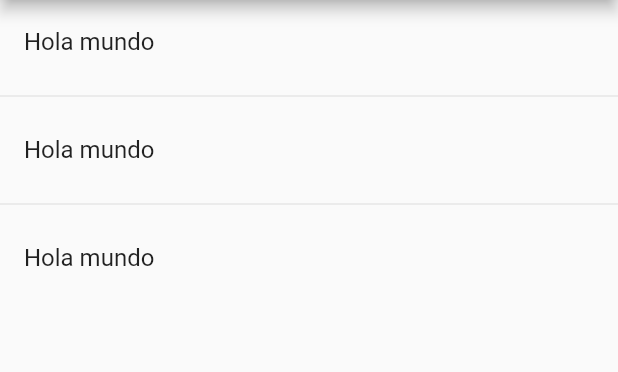
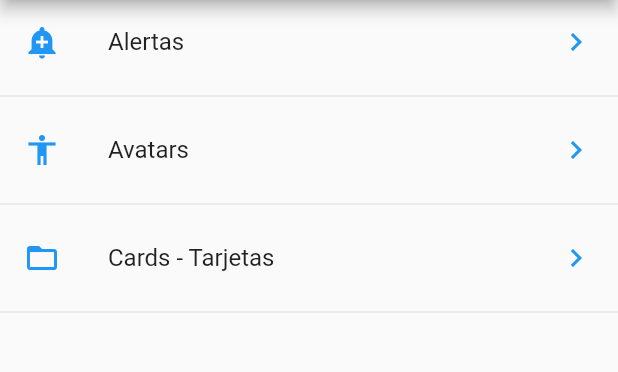
Before and after one commit to edjavu/Flutter-projects, a Flutter app: the screen it shows after launch, on a phone screen of 412 x 824 dp, the part 84-456 px from its top. Run offline on Flutter 3.47's test engine with Material 2 defaults, Android fonts, the phone set to English and light mode, and no system bars.

Commit message:
[UPD] Continuacion del curso de flutter 72

```diff
--- a/componentes_flutter/lib/main.dart
+++ b/componentes_flutter/lib/main.dart
@@ -1,7 +1,9 @@
-import 'package:componentes_flutter/src/pages/home_page.dart';
 //import 'package:componentes_flutter/src/pages/home_temp.dart';
+import 'package:componentes_flutter/src/pages/card_page.dart';
 import 'package:flutter/material.dart';
 
+import 'package:componentes_flutter/src/pages/alert_page.dart';
+import 'package:componentes_flutter/src/routes/routes.dart';
 void main() => runApp(MyApp());
 
 class MyApp extends StatelessWidget {
@@ -11,7 +13,15 @@ class MyApp extends StatelessWidget {
     return MaterialApp(
       title: 'Componentes App',
       debugShowCheckedModeBanner: false,
-      home: HomePage()
+      // home: HomePage()
+      initialRoute: '/',
+      routes: getApplicationRoutes(),
+      // onGenerateRoute: (RouteSettings settings){
+      //   print('Llamada a ${settings.name}');
+      //   return MaterialPageRoute(
+      //     builder: (BuildContext context) => CardPage();
+      //   );
+      // },
     );
   }
 }
--- a/componentes_flutter/lib/src/pages/home_page.dart
+++ b/componentes_flutter/lib/src/pages/home_page.dart
@@ -1,4 +1,7 @@
-import 'package:componentes_flutter/providers/menu_provider.dart';
+import 'package:componentes_flutter/src/providers/menu_provider.dart';
+import 'package:componentes_flutter/src/pages/alert_page.dart';
+import 'package:componentes_flutter/src/utils/icono_string_util.dart';
+import 'package:flutter/foundation.dart';
 import 'package:flutter/material.dart';
 
 class HomePage extends StatelessWidget {
@@ -14,20 +17,46 @@ class HomePage extends StatelessWidget {
   }
 
   Widget _list(){
-    print(menuProvider.opciones);
-    return ListView(
-      children: _listaItems(),
+
+    return FutureBuilder(
+      future: menuProvider.cargarData(),
+      initialData: [],
+      builder: (context, AsyncSnapshot<List<dynamic>> snapshot){
+        print('builder');
+        print(snapshot.data);
+
+        return ListView(
+          children: _listaItems(snapshot.data!, context),
+        );
+      } ,
     );
+
+    // menuProvider.cargarData().then((opciones){
+    //   print(opciones);
+    // });
   }
 
-  List<Widget> _listaItems() {
-    return [
-      ListTile(title: Text('Hola mundo')),
-      Divider(),
-      ListTile(title: Text('Hola mundo')),
-      Divider(),
-      ListTile(title: Text('Hola mundo'))
-    ];
+  List<Widget> _listaItems(List<dynamic> data, BuildContext context) {
+    final List<Widget> opciones = [];
+
+    data.forEach( (opt) {
+      final widgetTemp = ListTile(
+        title: Text(opt['texto']),
+        leading: getIcon(opt['icon']),
+        trailing: Icon(Icons.keyboard_arrow_right, color: Colors.blue),
+        onTap: (){
+          Navigator.pushNamed(context, opt['ruta']);
+          // final route = MaterialPageRoute(
+          //   builder: (context) => AlertPage()
+          // );
+          // Navigator.push(context, route);
+        }
+      );
+      opciones..add(widgetTemp)
+              ..add(Divider());
+    });
+    return opciones;
+
   }
 
 }
--- /dev/null
+++ b/componentes_flutter/lib/src/routes/routes.dart
@@ -0,0 +1,17 @@
+import 'package:componentes_flutter/src/pages/card_page.dart';
+import 'package:flutter/material.dart';
+
+import 'package:componentes_flutter/src/pages/alert_page.dart';
+import 'package:componentes_flutter/src/pages/avatar_page.dart';
+import 'package:componentes_flutter/src/pages/home_page.dart';
+
+Map<String, WidgetBuilder> getApplicationRoutes() {
+
+  return <String, WidgetBuilder>{
+    '/': (BuildContext context) => HomePage(),
+    'alert': (BuildContext context) => AlertPage(),
+    'avatar': (BuildContext context) => AvatarPage(),
+    'card': (BuildContext context) => CardPage(),
+  };
+
+}
--- /dev/null
+++ b/componentes_flutter/lib/src/utils/icono_string_util.dart
@@ -0,0 +1,13 @@
+import 'package:flutter/material.dart';
+
+final _icons = <String, IconData>{
+
+  'add_alert': Icons.add_alert,
+  'accessibility': Icons.accessibility,
+  'folder_open': Icons.folder_open
+
+};
+
+Icon getIcon(String nombreIcono){
+  return Icon(_icons[nombreIcono], color: Colors.blue);
+}
```
Also changed, not shown: componentes_flutter/lib/providers/menu_provider.dart (deleted, +0 -19 lines), componentes_flutter/lib/src/pages/alert_page.dart (added, +21 -0 lines), componentes_flutter/lib/src/pages/avatar_page.dart (added, +15 -0 lines), componentes_flutter/lib/src/pages/card_page.dart (added, +47 -0 lines), componentes_flutter/lib/src/providers/menu_provider.dart (added, +19 -0 lines).
